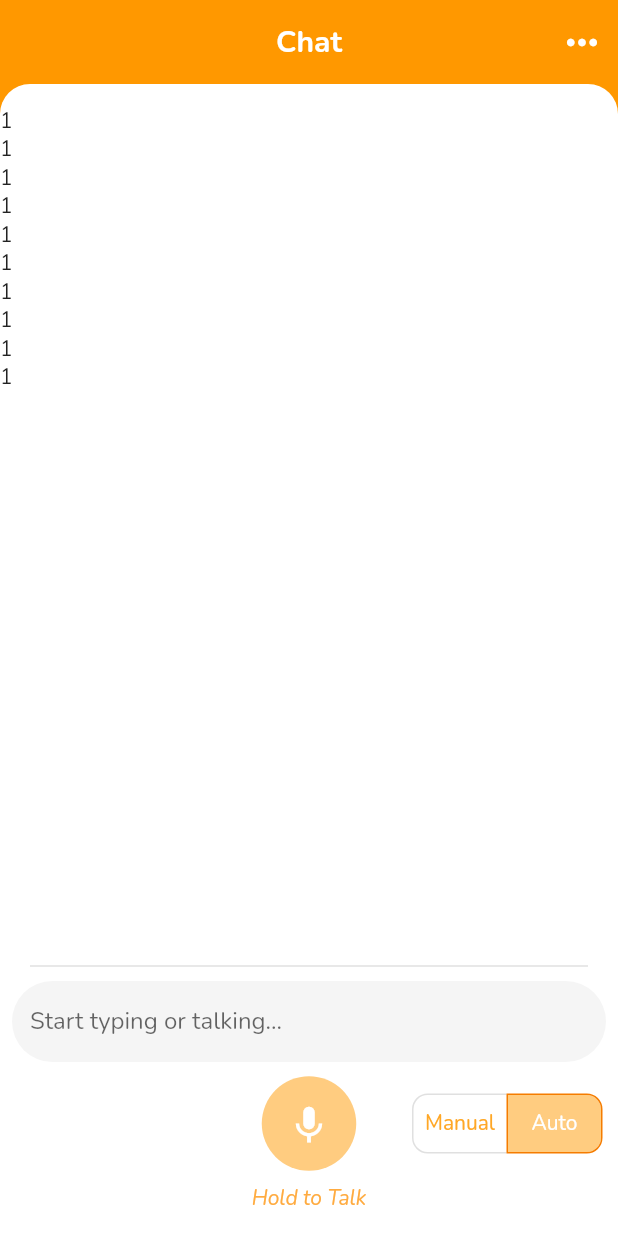
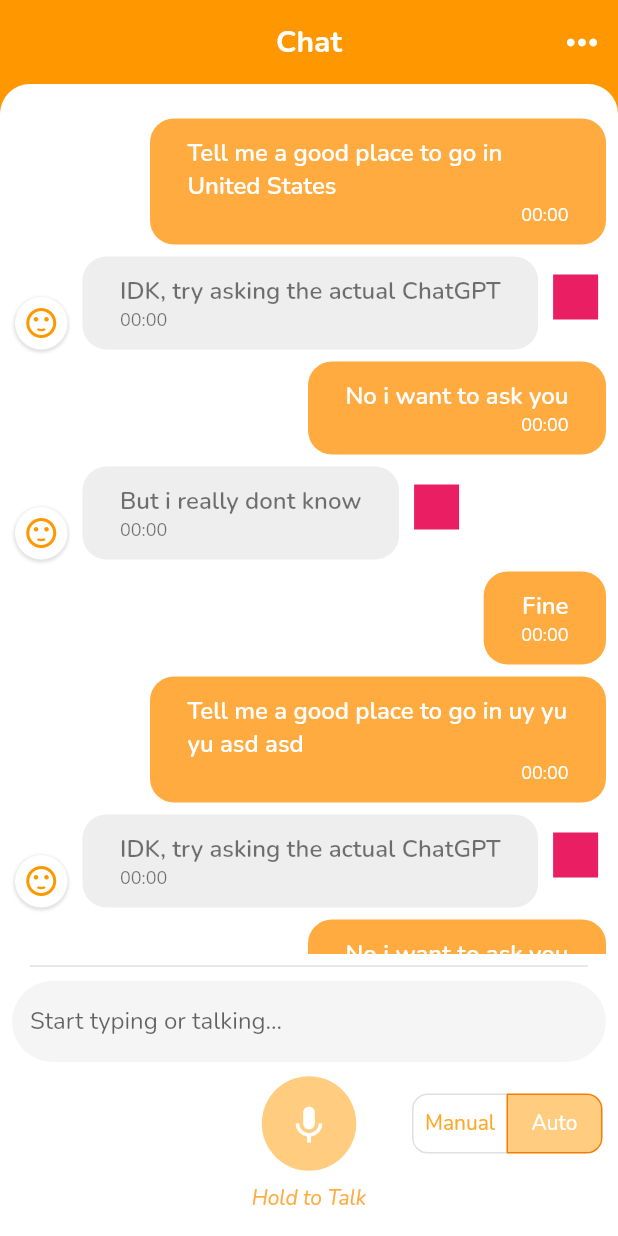
Before and after one commit to phatng45/VoiceGPT, a Flutter app: the screen it shows after launch, on a phone screen of 412 x 824 dp. Run offline on Flutter 3.47's test engine with Material 2 defaults, Android fonts, the phone set to English and light mode, and no system bars; drawn by our look-alikes of avatar_glow; our stand-ins replace google_fonts, speech_to_text.

Commit message:
update messages

```diff
--- a/lib/HomePage/chat_page_widget.dart
+++ b/lib/HomePage/chat_page_widget.dart
@@ -1,6 +1,7 @@
 import 'package:avatar_glow/avatar_glow.dart';
 import 'package:flutter/material.dart';
 import 'package:speech_to_text/speech_to_text.dart';
+import 'package:voicegpt/Models/message_model.dart';
 
 class ChatPage extends StatefulWidget {
   const ChatPage({Key? key}) : super(key: key);
@@ -11,9 +12,56 @@ class ChatPage extends StatefulWidget {
 
 class _ChatPageState extends State<ChatPage> {
   late SpeechToText _speech;
+  late TextEditingController _textEditingController;
+
   final List<bool> _speechOptions = <bool>[false, true];
 
+  final List<Message> _messages = <Message>[
+    Message(
+      isUser: true,
+      text: 'Tell me a good place to go in United States',
+    ),
+    Message(
+      isUser: false,
+      text: 'IDK, try asking the actual ChatGPT',
+    ),
+    Message(
+      isUser: true,
+      text: 'No i want to ask you',
+    ),
+    Message(
+      isUser: false,
+      text: 'But i really dont know',
+    ),
+    Message(
+      isUser: true,
+      text: 'Fine',
+    ),
+    Message(
+      isUser: true,
+      text: 'Tell me a good place to go in uy yu yu asd asd',
+    ),
+    Message(
+      isUser: false,
+      text: 'IDK, try asking the actual ChatGPT',
+    ),
+    Message(
+      isUser: true,
+      text: 'No i want to ask you',
+    ),
+    Message(
+      isUser: false,
+      text: 'But i really dont know',
+    ),
+    Message(
+      isUser: true,
+      text: 'Fine',
+    ),
+  ];
+
   bool _isListening = false;
+  bool _isTextFieldNotEmpty = false;
+
   String _input = "abc";
   String _hintText = "Hold to Talk";
   double _confidence = 1.0;
@@ -22,6 +70,65 @@ class _ChatPageState extends State<ChatPage> {
   void initState() {
     super.initState();
     _speech = SpeechToText();
+    _textEditingController = TextEditingController();
+    _textEditingController.addListener(() {
+      final isTextFieldNotEmpty = _textEditingController.text.isNotEmpty;
+      setState(() {
+        _isTextFieldNotEmpty = isTextFieldNotEmpty;
+      });
+    });
+  }
+
+  @override
+  Widget build(BuildContext context) {
+    return Scaffold(
+      backgroundColor: Theme.of(context).colorScheme.primary,
+      appBar: AppBar(
+        backgroundColor: Colors.orange,
+        centerTitle: true,
+        title: const Text(
+          'Chat',
+          style: TextStyle(color: Colors.white, fontWeight: FontWeight.bold),
+        ),
+        elevation: 0.0,
+        actions: [
+          IconButton(
+            onPressed: () {},
+            icon: const Icon(Icons.more_horiz),
+            iconSize: 30,
+            color: Colors.white,
+          ),
+        ],
+      ),
+      body: Column(
+        children: [
+          Expanded(
+            child: Container(
+              decoration: const BoxDecoration(
+                  borderRadius: BorderRadius.only(
+                      topLeft: Radius.circular(20),
+                      topRight: Radius.circular(20)),
+                  color: Colors.white),
+              child: ClipRRect(
+                borderRadius: const BorderRadius.only(
+                    topLeft: Radius.circular(20),
+                    topRight: Radius.circular(20)),
+                child: ListView.builder(
+                    padding: EdgeInsets.only(top: 15),
+                    itemCount: _messages.length,
+                    itemBuilder: (BuildContext context, int index) {
+                      final Message message = _messages[index];
+                      return message.isUser
+                          ? _buildUserMessage(_messages[index])
+                          : _buildAppMessage(_messages[index]);
+                    }),
+              ),
+            ),
+          ),
+          _buildMessageComposer()
+        ],
+      ),
+    );
   }
 
   _buildMessageComposer() {
@@ -40,7 +147,11 @@ class _ChatPageState extends State<ChatPage> {
               children: <Widget>[
                 Padding(
                   padding: const EdgeInsets.fromLTRB(8, 0, 8, 0),
+                  child: Row(
+                    children: [
+                      Expanded(
                         child: TextFormField(
+                          controller: _textEditingController,
                           decoration: InputDecoration(
                             isDense: true,
                             border: OutlineInputBorder(
@@ -48,7 +159,20 @@ class _ChatPageState extends State<ChatPage> {
                                 borderSide: BorderSide.none),
                             hintText: 'Start typing or talking...',
                             fillColor: Colors.grey[150],
-                        filled: true),
+                            filled: true,
+                          ),
+                        ),
+                      ),
+                      _isTextFieldNotEmpty
+                          ? IconButton(
+                              onPressed: () {},
+                              icon: const Icon(
+                                Icons.send_rounded,
+                                color: Colors.orange,
+                                size: 25,
+                              ))
+                          : const SizedBox.shrink()
+                    ],
                   ),
                 ),
                 Padding(
@@ -79,8 +203,8 @@ class _ChatPageState extends State<ChatPage> {
                             height: 40,
                             decoration: const BoxDecoration(
                                 color: Colors.white,
-                                borderRadius: BorderRadius.all(
-                                    Radius.circular(10))),
+                                borderRadius:
+                                    BorderRadius.all(Radius.circular(10))),
                             child: ToggleButtons(
                               borderRadius:
                                   const BorderRadius.all(Radius.circular(10)),
@@ -144,89 +268,6 @@ class _ChatPageState extends State<ChatPage> {
     );
   }
 
-  @override
-  Widget build(BuildContext context) {
-    return Scaffold(
-      backgroundColor: Theme.of(context).colorScheme.primary,
-      appBar: AppBar(
-        backgroundColor: Colors.orange,
-        centerTitle: true,
-        title: const Text(
-          'Chat',
-          style: TextStyle(color: Colors.white, fontWeight: FontWeight.bold),
-        ),
-        elevation: 0.0,
-        actions: [
-          IconButton(
-            onPressed: () {},
-            icon: const Icon(Icons.more_horiz),
-            iconSize: 30,
-            color: Colors.white,
-          ),
-        ],
-      ),
-      // floatingActionButtonLocation: FloatingActionButtonLocation.centerDocked,
-      // floatingActionButton: _buildFloatingActionButton(context),
-      // bottomNavigationBar:  BottomAppBar(
-      //   height: 80,
-      //   shape: CircularNotchedRectangle(),
-      //   // color: Colors.blue,
-      //   // surfaceTintColor: Colors.blue,
-      // ),
-      body: Column(
-        children: [
-          Expanded(
-            child: Container(
-              decoration: const BoxDecoration(
-                  borderRadius: BorderRadius.only(
-                      topLeft: Radius.circular(20),
-                      topRight: Radius.circular(20)),
-                  color: Colors.white),
-              child: ClipRRect(
-                borderRadius: const BorderRadius.only(
-                    topLeft: Radius.circular(20),
-                    topRight: Radius.circular(20)),
-                child: ListView.builder(
-                    padding: EdgeInsets.only(top: 15),
-                    itemCount: 10,
-                    itemBuilder: (BuildContext context, int index) {
-                      return Text('1');
-                    }),
-              ),
-            ),
-          ),
-          _buildMessageComposer()
-        ],
-      ),
-    );
-  }
-
-  AvatarGlow _buildFloatingActionButton(BuildContext context) {
-    return AvatarGlow(
-      glowColor: Theme.of(context).colorScheme.primary,
-      animate: _isListening,
-      endRadius: 75.0,
-      curve: Curves.easeInOut,
-      child: SizedBox(
-        width: 65,
-        height: 65,
-        child: FloatingActionButton(
-          shape: CircleBorder(),
-          backgroundColor: _isListening
-              ? Theme.of(context).colorScheme.primary
-              : Colors.orange.shade200,
-          elevation: 0.0,
-          onPressed: () => _listen(),
-          child: const Icon(
-            Icons.mic,
-            color: Colors.white,
-            size: 30,
-          ),
-        ),
-      ),
-    );
-  }
-
   void _listen() async {
     setState(() => _isListening = !_isListening);
     return;
@@ -247,4 +288,109 @@ class _ChatPageState extends State<ChatPage> {
       }
     }
   }
+
+  Widget _buildAppMessage(Message m) {
+    return Align(
+      alignment: Alignment.centerLeft,
+      child: Row(
+        children: [
+          Row(
+            crossAxisAlignment: CrossAxisAlignment.end,
+            children: [
+              Container(
+                margin: EdgeInsets.symmetric(horizontal: 10),
+                width: 35,
+                height: 35,
+                decoration: BoxDecoration(
+                    borderRadius: BorderRadius.circular(20),
+                    color: Colors.white,
+                    boxShadow: [
+                      BoxShadow(
+                        color: Colors.grey.withOpacity(0.3),
+                        spreadRadius: 1,
+                        blurRadius: 1,
+                        offset: Offset(0, 1), // changes position of shadow
+                      ),
+                    ]),
+                child: Icon(
+                  Icons.sentiment_satisfied,
+                  color: Colors.orange,
+                ),
+              ),
+              Container(
+                margin: EdgeInsets.fromLTRB(0, 8, 10, 0),
+                padding: EdgeInsets.symmetric(horizontal: 25, vertical: 12),
+                decoration: BoxDecoration(
+                  color: Colors.grey[200],
+                  borderRadius: BorderRadius.circular(16),
+                ),
+                child: Column(
+                  mainAxisSize: MainAxisSize.min,
+                  crossAxisAlignment: CrossAxisAlignment.start,
+                  children: [
+                    Text(
+                      m.text,
+                      style: TextStyle(
+                          fontWeight: FontWeight.w600,
+                          color: m.isUser ? Colors.white : Colors.black54,
+                          fontSize: 16),
+                    ),
+                    Text(
+                      m.time,
+                      style: TextStyle(
+                          color: m.isUser ? Colors.white : Colors.black54,
+                          fontSize: 12),
+                    ),
+                  ],
+                ),
+              ),
+            ],
+          ),
+          Container(width: 30, height: 30, child: _buildCurrentMessageState()),
+        ],
+      ),
+    );
   }
+
+  Widget _buildUserMessage(Message m) {
+    return Align(
+      alignment: m.isUser ? Alignment.centerRight : Alignment.centerLeft,
+      child: Container(
+        margin: m.isUser
+            ? EdgeInsets.fromLTRB(100, 8, 8, 0)
+            : EdgeInsets.fromLTRB(8, 8, 100, 0),
+        padding: EdgeInsets.symmetric(horizontal: 25, vertical: 12),
+        decoration: BoxDecoration(
+          color: m.isUser ? Colors.orangeAccent : Colors.grey[200],
+          borderRadius: BorderRadius.circular(16),
+        ),
+        child: Column(
+          mainAxisSize: MainAxisSize.min,
+          crossAxisAlignment:
+              m.isUser ? CrossAxisAlignment.end : CrossAxisAlignment.start,
+          children: [
+            Text(
+              m.text,
+              style: TextStyle(
+                  fontWeight: FontWeight.w600,
+                  color: m.isUser ? Colors.white : Colors.black54,
+                  fontSize: 16),
+            ),
+            Text(
+              m.time,
+              style: TextStyle(
+                  color: m.isUser ? Colors.white : Colors.black54,
+                  fontSize: 12),
+            ),
+          ],
+        ),
+      ),
+    );
+  }
+
+  _buildCurrentMessageState() {
+    return Container(
+      color: Colors.pink,
+    );
+  }
+}
--- /dev/null
+++ b/lib/Models/message_model.dart
@@ -0,0 +1,11 @@
+class Message {
+  final String text;
+  final bool isUser;
+  final String time;
+
+  Message({
+    required this.isUser,
+    this.text = '',
+    this.time = '00:00',
+  });
+}
```
Lines whose indentation alone changed are shown as unchanged.
